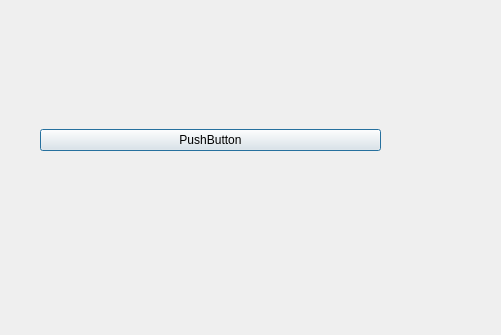
First picture: the form in xoqtapp/nextwindow1.ui, repository savindu-pasintha/QT-C-GUI-Appplication-for-Xdoto-Company, before the edit; both pictures show x 0 to 501 and y 0 to 335 of the 1366 by 768 pixel window.
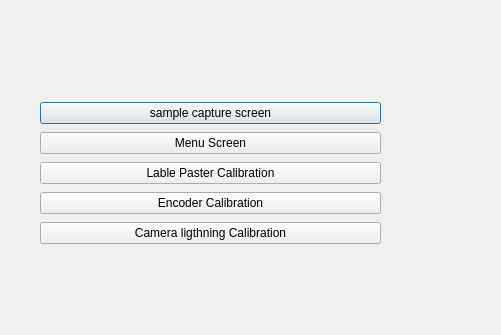
Second picture: the form after the edit.

What changed in the file:
```diff
--- a/xoqtapp/nextwindow1.ui
+++ b/xoqtapp/nextwindow1.ui
@@ -19,14 +19,42 @@
      <x>40</x>
      <y>100</y>
      <width>341</width>
-     <height>80</height>
+     <height>151</height>
     </rect>
    </property>
    <layout class="QVBoxLayout" name="verticalLayout">
     <item>
      <widget class="QPushButton" name="ckBtn">
       <property name="text">
-       <string>PushButton</string>
+       <string>sample capture screen</string>
+      </property>
+     </widget>
+    </item>
+    <item>
+     <widget class="QPushButton" name="menuBtn">
+      <property name="text">
+       <string>Menu Screen</string>
+      </property>
+     </widget>
+    </item>
+    <item>
+     <widget class="QPushButton" name="lablePasterBtn">
+      <property name="text">
+       <string>Lable Paster Calibration</string>
+      </property>
+     </widget>
+    </item>
+    <item>
+     <widget class="QPushButton" name="encoderBtn">
+      <property name="text">
+       <string>Encoder Calibration</string>
+      </property>
+     </widget>
+    </item>
+    <item>
+     <widget class="QPushButton" name="cameraBtn">
+      <property name="text">
+       <string>Camera ligthning Calibration</string>
       </property>
      </widget>
     </item>
```
Left out of the diff: 2 changed lines with no effect on the pictures.
